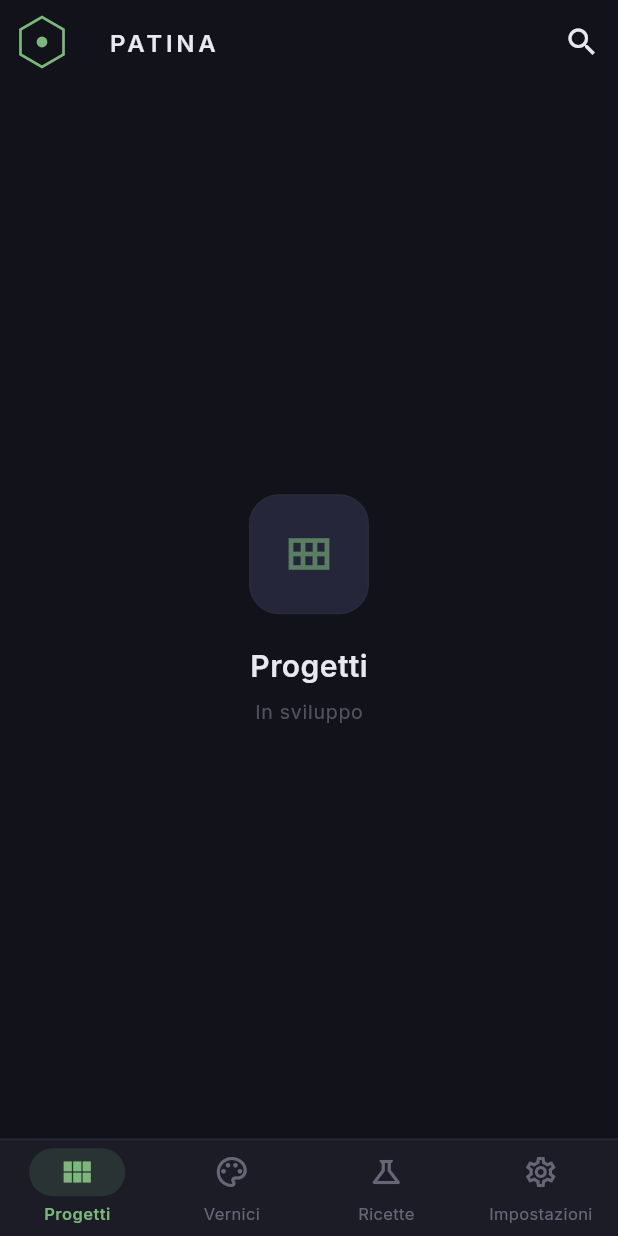
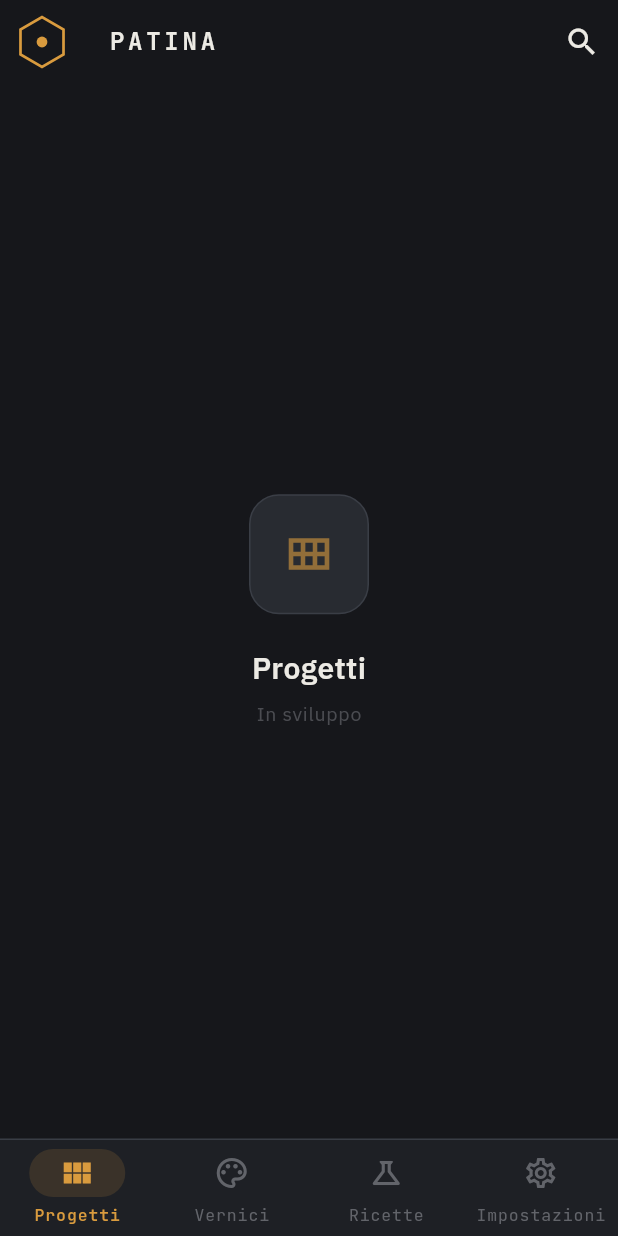
Before and after one commit to moste70/PATINA, a Flutter app: the screen it shows after launch, on a phone screen of 412 x 824 dp. Run offline on Flutter 3.47's test engine with Material 3 defaults, Android fonts, the phone set to English and light mode, and no system bars; our stand-ins replace drift, drift_flutter, flutter_riverpod, go_router, google_fonts, permission_handler and 1 more; accounts and stored records are empty; generated files the repository leaves out were written again.

Commit message:
feat: aggiorna icone adattive e migliora il tema "Ottone" con nuovi colori e font

```diff
--- a/app/lib/app/theme.dart
+++ b/app/lib/app/theme.dart
@@ -3,6 +3,14 @@ import 'package:flutter/services.dart';
 import 'package:flutter_riverpod/flutter_riverpod.dart';
 import 'package:google_fonts/google_fonts.dart';
 import 'package:shared_preferences/shared_preferences.dart';
+
+// ─────────────────────────────────────────────────────────────────────────
+// PATINA Design System v1.0 — tema "Ottone".
+// Dark-first. Accent Ottone (#D99B3E), superfici grafite a undertone caldo,
+// tipografia JetBrains Mono (display/titoli/label) + IBM Plex Sans (corpo).
+// Drop-in replacement di lib/app/theme.dart: stessa struttura di classi,
+// provider e nomi pubblici — cambiano solo i valori dei token.
+// ─────────────────────────────────────────────────────────────────────────
 
 final themeModeProvider = StateNotifierProvider<ThemeModeNotifier, ThemeMode>(
   (ref) => ThemeModeNotifier(),
@@ -26,48 +34,64 @@ class ThemeModeNotifier extends StateNotifier<ThemeMode> {
   }
 }
 
+/// Token colore PATINA (nomi-pigmento). I commenti riportano il nome del sistema.
 class PatinaColors {
-  static const darkBackground   = Color(0xFF12121A);
-  static const darkSurface      = Color(0xFF1C1C26);
-  static const darkSurfaceVar   = Color(0xFF26263A);
-  static const darkAccent       = Color(0xFF7CB87C);
-  static const darkAccentAlt    = Color(0xFFB87C3E);
-  static const darkOnBg         = Color(0xFFE8E8F0);
-  static const darkOnSurface    = Color(0xFFB0B0C8);
-  static const darkDivider      = Color(0xFF2A2A3A);
+  // ── Dark (default) ──
+  static const darkBackground   = Color(0xFF16171B); // Antracite
+  static const darkSurface      = Color(0xFF1E2025); // Ferro
+  static const darkSurfaceVar   = Color(0xFF282B31); // Lastra
+  static const darkAccent       = Color(0xFFD99B3E); // Ottone  ★
+  static const darkAccentAlt    = Color(0xFF3FA8A0); // Verderame (secondario)
+  static const darkOnBg         = Color(0xFFECEAE4); // Calce
+  static const darkOnSurface    = Color(0xFF9A9CA3); // Calce smorzato
+  static const darkDivider      = Color(0xFF3A3E46); // Limatura
 
-  static const lightBackground  = Color(0xFFF5F4F0);
-  static const lightSurface     = Color(0xFFFFFFFF);
-  static const lightSurfaceVar  = Color(0xFFEEEDE8);
-  static const lightAccent      = Color(0xFF4A7A4A);
-  static const lightAccentAlt   = Color(0xFF8A5A20);
-  static const lightOnBg        = Color(0xFF1A1A1F);
-  static const lightOnSurface   = Color(0xFF3A3A45);
-  static const lightDivider     = Color(0xFFE0DED8);
+  // ── Light ──
+  static const lightBackground  = Color(0xFFF4F2EC); // Gesso
+  static const lightSurface     = Color(0xFFFFFFFF); // Carta
+  static const lightSurfaceVar  = Color(0xFFEAE7DF); // Gesso scuro
+  static const lightAccent      = Color(0xFFB07C24); // Ottone Light
+  static const lightAccentAlt   = Color(0xFF2E7D77); // Verderame scuro
+  static const lightOnBg        = Color(0xFF1C1A16); // Inchiostro
+  static const lightOnSurface   = Color(0xFF57534A); // Inchiostro smorzato
+  static const lightDivider     = Color(0xFFDBD6CB); // Hairline chiaro
+
+  // ── Accent extra / semantici (nomi-pigmento) ──
+  static const ottoneScuro      = Color(0xFF9E6E22);
+  static const ottoneChiaro     = Color(0xFFECC079);
+  static const verderame        = Color(0xFF3FA8A0);
+  static const successo         = Color(0xFF2F8F57); // Verde Cromo
+  static const warning          = Color(0xFFE0B84A); // Giallo Napoli
+  static const errore           = Color(0xFFC8503B); // Minio
 }
 
-// Inter — corpo UI, label, numeri
-// DM Serif Display — titoli sezione, heading scheda progetto
+// JetBrains Mono — display, titoli, dati/codici vernice, label.
+// IBM Plex Sans — corpo, descrizioni, liste.
 class PatinaFonts {
   static TextTheme textTheme(ColorScheme scheme) {
-    final body = GoogleFonts.interTextTheme().copyWith(
-      bodyLarge:  GoogleFonts.inter(color: scheme.onBackground, fontSize: 16, fontWeight: FontWeight.w400, height: 1.5),
-      bodyMedium: GoogleFonts.inter(color: scheme.onBackground, fontSize: 14, fontWeight: FontWeight.w400, height: 1.5),
-      bodySmall:  GoogleFonts.inter(color: scheme.onSurface,    fontSize: 12, fontWeight: FontWeight.w400, height: 1.4),
-      labelLarge: GoogleFonts.inter(color: scheme.onBackground, fontSize: 14, fontWeight: FontWeight.w500, letterSpacing: 0.1),
-      labelMedium:GoogleFonts.inter(color: scheme.onSurface,    fontSize: 12, fontWeight: FontWeight.w500, letterSpacing: 0.2),
-      labelSmall: GoogleFonts.inter(color: scheme.onSurface,    fontSize: 11, fontWeight: FontWeight.w500, letterSpacing: 0.3),
+    // Corpo in IBM Plex Sans.
+    final body = GoogleFonts.ibmPlexSansTextTheme().copyWith(
+      bodyLarge:  GoogleFonts.ibmPlexSans(color: scheme.onBackground, fontSize: 16, fontWeight: FontWeight.w400, height: 1.5),
+      bodyMedium: GoogleFonts.ibmPlexSans(color: scheme.onBackground, fontSize: 14, fontWeight: FontWeight.w400, height: 1.5),
+      bodySmall:  GoogleFonts.ibmPlexSans(color: scheme.onSurface,    fontSize: 12, fontWeight: FontWeight.w400, height: 1.4),
+      // Label in JetBrains Mono, tracking ampio (carattere "tecnico").
+      labelLarge: GoogleFonts.jetBrainsMono(color: scheme.onBackground, fontSize: 13, fontWeight: FontWeight.w600, letterSpacing: 0.6),
+      labelMedium:GoogleFonts.jetBrainsMono(color: scheme.onSurface,    fontSize: 12, fontWeight: FontWeight.w500, letterSpacing: 1.0),
+      labelSmall: GoogleFonts.jetBrainsMono(color: scheme.onSurface,    fontSize: 11, fontWeight: FontWeight.w500, letterSpacing: 1.2),
     );
     return body.copyWith(
-      displayLarge:  GoogleFonts.dmSerifDisplay(color: scheme.onBackground, fontSize: 36, fontWeight: FontWeight.w400, height: 1.2),
-      displayMedium: GoogleFonts.dmSerifDisplay(color: scheme.onBackground, fontSize: 28, fontWeight: FontWeight.w400, height: 1.25),
-      displaySmall:  GoogleFonts.dmSerifDisplay(color: scheme.onBackground, fontSize: 22, fontWeight: FontWeight.w400, height: 1.3),
-      headlineLarge: GoogleFonts.dmSerifDisplay(color: scheme.onBackground, fontSize: 20, fontWeight: FontWeight.w400, height: 1.3),
-      headlineMedium:GoogleFonts.dmSerifDisplay(color: scheme.onBackground, fontSize: 18, fontWeight: FontWeight.w400, height: 1.35),
-      headlineSmall: GoogleFonts.dmSerifDisplay(color: scheme.onBackground, fontSize: 16, fontWeight: FontWeight.w400, height: 1.4),
-      titleLarge:    GoogleFonts.inter(color: scheme.onBackground, fontSize: 20, fontWeight: FontWeight.w600, letterSpacing: 0.2),
-      titleMedium:   GoogleFonts.inter(color: scheme.onBackground, fontSize: 16, fontWeight: FontWeight.w600, letterSpacing: 0.15),
-      titleSmall:    GoogleFonts.inter(color: scheme.onBackground, fontSize: 14, fontWeight: FontWeight.w600, letterSpacing: 0.1),
+      // Display & H1/H2 in JetBrains Mono (800 → 700).
+      displayLarge:  GoogleFonts.jetBrainsMono(color: scheme.onBackground, fontSize: 36, fontWeight: FontWeight.w800, height: 1.15, letterSpacing: -0.5),
+      displayMedium: GoogleFonts.jetBrainsMono(color: scheme.onBackground, fontSize: 28, fontWeight: FontWeight.w800, height: 1.2,  letterSpacing: -0.3),
+      displaySmall:  GoogleFonts.jetBrainsMono(color: scheme.onBackground, fontSize: 22, fontWeight: FontWeight.w700, height: 1.25),
+      headlineLarge: GoogleFonts.jetBrainsMono(color: scheme.onBackground, fontSize: 20, fontWeight: FontWeight.w700, height: 1.3),
+      // H3 → IBM Plex Sans semibold (più leggibile nel corpo).
+      headlineMedium:GoogleFonts.ibmPlexSans(color: scheme.onBackground, fontSize: 18, fontWeight: FontWeight.w600, height: 1.35),
+      headlineSmall: GoogleFonts.ibmPlexSans(color: scheme.onBackground, fontSize: 16, fontWeight: FontWeight.w600, height: 1.4),
+      // Titoli/dati in JetBrains Mono.
+      titleLarge:    GoogleFonts.jetBrainsMono(color: scheme.onBackground, fontSize: 18, fontWeight: FontWeight.w700, letterSpacing: 0.2),
+      titleMedium:   GoogleFonts.jetBrainsMono(color: scheme.onBackground, fontSize: 15, fontWeight: FontWeight.w600, letterSpacing: 0.2),
+      titleSmall:    GoogleFonts.jetBrainsMono(color: scheme.onBackground, fontSize: 13, fontWeight: FontWeight.w600, letterSpacing: 0.3),
     );
   }
 }
@@ -82,7 +106,8 @@ class PatinaTheme {
       secondary: PatinaColors.darkAccentAlt,
       onBackground: PatinaColors.darkOnBg,
       onSurface: PatinaColors.darkOnSurface,
-      onPrimary: Colors.black,
+      onPrimary: const Color(0xFF16171B), // testo scuro sull'Ottone
+      error: PatinaColors.errore,
       outline: PatinaColors.darkDivider,
     );
     return _build(scheme, Brightness.dark);
@@ -98,6 +123,7 @@ class PatinaTheme {
       onBackground: PatinaColors.lightOnBg,
       onSurface: PatinaColors.lightOnSurface,
       onPrimary: Colors.white,
+      error: PatinaColors.errore,
       outline: PatinaColors.lightDivider,
     );
     return _build(scheme, Brightness.light);
@@ -123,16 +149,16 @@ class PatinaTheme {
           statusBarIconBrightness:
               brightness == Brightness.dark ? Brightness.light : Brightness.dark,
         ),
-        titleTextStyle: GoogleFonts.inter(
+        titleTextStyle: GoogleFonts.jetBrainsMono(
           color: scheme.onBackground,
-          fontSize: 20,
-          fontWeight: FontWeight.w600,
+          fontSize: 18,
+          fontWeight: FontWeight.w700,
           letterSpacing: 0.2,
         ),
       ),
       navigationBarTheme: NavigationBarThemeData(
         backgroundColor: scheme.surface,
-        shadowColor: Colors.black26,
+        shadowColor: Colors.black38,
         elevation: 8,
         height: 64,
         indicatorColor: scheme.primary.withOpacity(0.15),
@@ -141,21 +167,22 @@ class PatinaTheme {
           if (states.contains(MaterialState.selected)) {
             return IconThemeData(color: scheme.primary, size: 24);
           }
-          return IconThemeData(color: scheme.onSurface.withOpacity(0.5), size: 24);
+          return IconThemeData(color: scheme.onSurface.withOpacity(0.55), size: 24);
         }),
         labelTextStyle: MaterialStateProperty.resolveWith((states) {
           if (states.contains(MaterialState.selected)) {
-            return GoogleFonts.inter(
+            return GoogleFonts.jetBrainsMono(
               color: scheme.primary,
               fontSize: 11,
               fontWeight: FontWeight.w600,
-              letterSpacing: 0.3,
+              letterSpacing: 0.6,
             );
           }
-          return GoogleFonts.inter(
-            color: scheme.onSurface.withOpacity(0.5),
+          return GoogleFonts.jetBrainsMono(
+            color: scheme.onSurface.withOpacity(0.55),
             fontSize: 11,
             fontWeight: FontWeight.w400,
+            letterSpacing: 0.6,
           );
         }),
       ),
@@ -185,18 +212,18 @@ class PatinaTheme {
           borderSide: BorderSide(color: scheme.primary, width: 1.5),
         ),
         contentPadding: const EdgeInsets.symmetric(horizontal: 16, vertical: 14),
-        hintStyle: GoogleFonts.inter(color: scheme.onSurface.withOpacity(0.4), fontSize: 14),
+        hintStyle: GoogleFonts.ibmPlexSans(color: scheme.onSurface.withOpacity(0.45), fontSize: 14),
       ),
       floatingActionButtonTheme: FloatingActionButtonThemeData(
         backgroundColor: scheme.primary,
-        foregroundColor: Colors.black,
+        foregroundColor: const Color(0xFF16171B),
         elevation: 4,
         shape: RoundedRectangleBorder(borderRadius: BorderRadius.circular(16)),
       ),
       chipTheme: ChipThemeData(
         backgroundColor: scheme.surfaceVariant,
         selectedColor: scheme.primary.withOpacity(0.2),
-        labelStyle: GoogleFonts.inter(fontSize: 12, fontWeight: FontWeight.w500),
+        labelStyle: GoogleFonts.jetBrainsMono(fontSize: 12, fontWeight: FontWeight.w500, letterSpacing: 0.3),
         side: BorderSide(color: scheme.outline),
         shape: RoundedRectangleBorder(borderRadius: BorderRadius.circular(8)),
       ),
```
Also changed, not shown: app/lib/shared/widgets/patina_logo.dart (added, +112 -0 lines), 2 other files.
